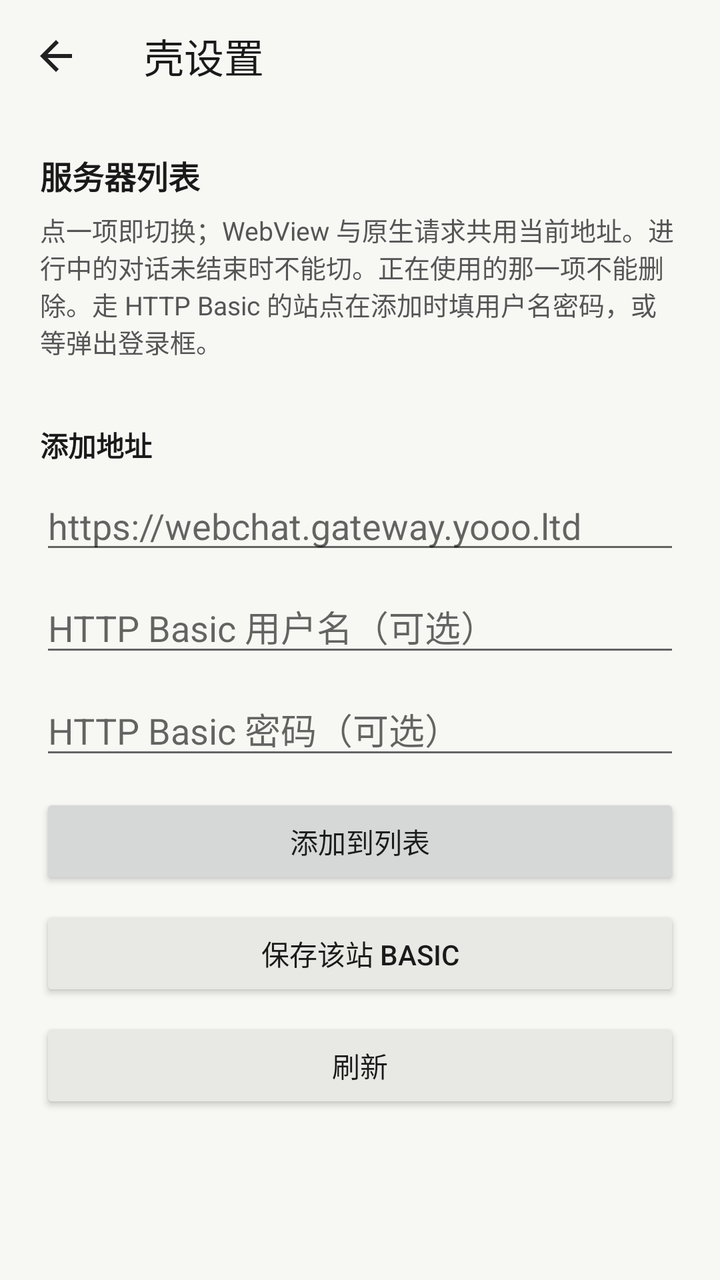
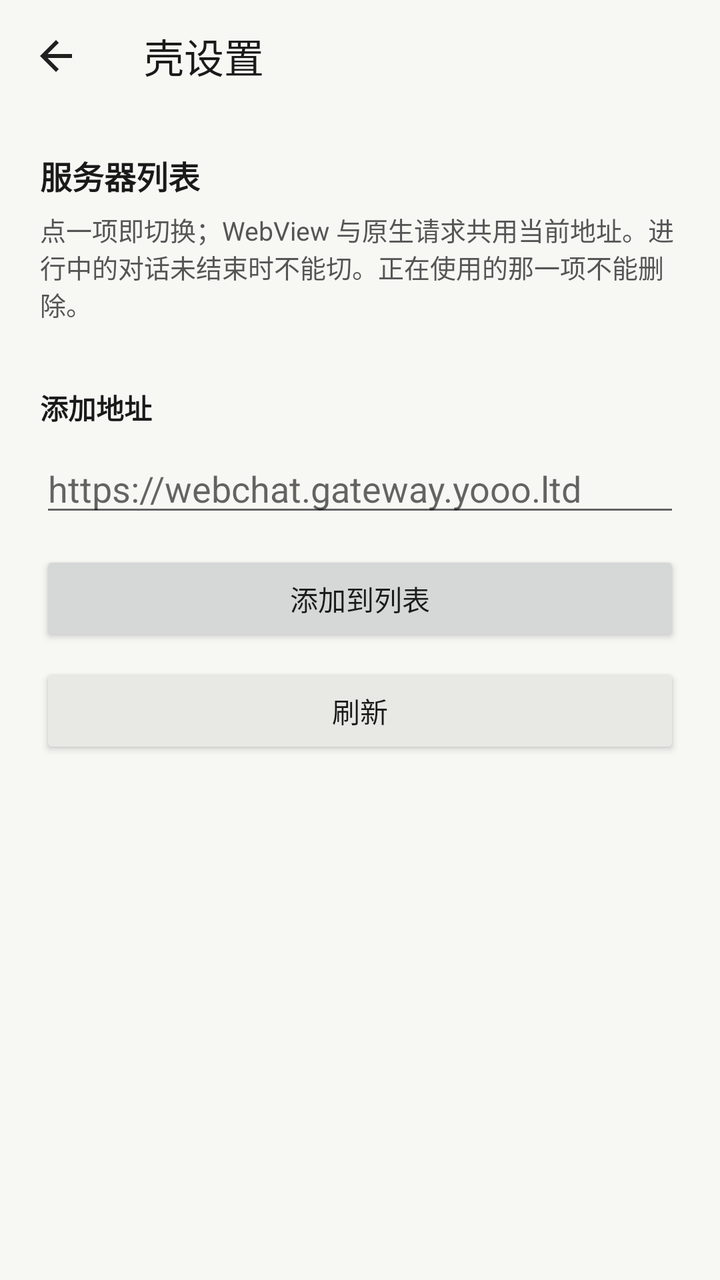

Screens rendered from an Android XML layout before and after an edit, with the pre-edit source and the edit as a unified diff.
<!-- AndroidManifest.xml: application theme Theme.CwcShell -->
<!-- res/layout/activity_settings.xml -->
<?xml version="1.0" encoding="utf-8"?>
<LinearLayout xmlns:android="http://schemas.android.com/apk/res/android"
    xmlns:app="http://schemas.android.com/apk/res-auto"
    android:id="@+id/settings_root"
    android:layout_width="match_parent"
    android:layout_height="match_parent"
    android:background="#f7f7f4"
    android:orientation="vertical">

    <androidx.appcompat.widget.Toolbar
        android:id="@+id/settings_toolbar"
        android:layout_width="match_parent"
        android:layout_height="?attr/actionBarSize"
        android:background="#f7f7f4"
        android:theme="@style/ThemeOverlay.AppCompat.ActionBar"
        app:navigationIcon="?attr/homeAsUpIndicator"
        app:title="@string/shell_settings"
        app:titleTextColor="#1a1a1a" />

    <ScrollView
        android:layout_width="match_parent"
        android:layout_height="match_parent"
        android:fillViewport="true">

        <LinearLayout
            android:layout_width="match_parent"
            android:layout_height="wrap_content"
            android:orientation="vertical"
            android:padding="20dp">

            <TextView
                android:layout_width="match_parent"
                android:layout_height="wrap_content"
                android:text="@string/origin_title"
                android:textColor="#1a1a1a"
                android:textSize="16sp"
                android:textStyle="bold" />

            <TextView
                android:layout_width="match_parent"
                android:layout_height="wrap_content"
                android:layout_marginTop="6dp"
                android:text="@string/origin_message"
                android:textColor="#555555"
                android:textSize="13sp" />

            <LinearLayout
                android:id="@+id/origin_list"
                android:layout_width="match_parent"
                android:layout_height="wrap_content"
                android:layout_marginTop="12dp"
                android:orientation="vertical" />

            <TextView
                android:layout_width="match_parent"
                android:layout_height="wrap_content"
                android:layout_marginTop="20dp"
                android:text="@string/origin_add_title"
                android:textColor="#1a1a1a"
                android:textSize="14sp"
                android:textStyle="bold" />

            <EditText
                android:id="@+id/origin_input"
                android:layout_width="match_parent"
                android:layout_height="wrap_content"
                android:layout_marginTop="8dp"
                android:hint="@string/origin_hint"
                android:inputType="textUri"
                android:singleLine="true" />

            <EditText
                android:id="@+id/origin_basic_user"
                android:layout_width="match_parent"
                android:layout_height="wrap_content"
                android:layout_marginTop="8dp"
                android:hint="@string/http_auth_user"
                android:inputType="text"
                android:singleLine="true" />

            <EditText
                android:id="@+id/origin_basic_pass"
                android:layout_width="match_parent"
                android:layout_height="wrap_content"
                android:layout_marginTop="8dp"
                android:hint="@string/http_auth_pass"
                android:inputType="textPassword"
                android:singleLine="true" />

            <Button
                android:id="@+id/origin_add"
                android:layout_width="match_parent"
                android:layout_height="wrap_content"
                android:layout_marginTop="12dp"
                android:text="@string/origin_add" />

            <Button
                android:id="@+id/http_auth_save"
                android:layout_width="match_parent"
                android:layout_height="wrap_content"
                android:layout_marginTop="8dp"
                android:backgroundTint="#e8e8e4"
                android:text="@string/http_auth_save"
                android:textColor="#1a1a1a" />

            <Button
                android:id="@+id/page_reload"
                android:layout_width="match_parent"
                android:layout_height="wrap_content"
                android:layout_marginTop="8dp"
                android:backgroundTint="#e8e8e4"
                android:text="@string/menu_reload"
                android:textColor="#1a1a1a" />
        </LinearLayout>
    </ScrollView>
</LinearLayout>
<!-- resources referenced by this layout -->
<resources>
  <string name="http_auth_pass">HTTP Basic 密码（可选）</string>
  <string name="http_auth_save">保存该站 Basic</string>
  <string name="http_auth_user">HTTP Basic 用户名（可选）</string>
  <string name="menu_reload">刷新</string>
  <string name="origin_add">添加到列表</string>
  <string name="origin_add_title">添加地址</string>
  <string name="origin_hint">https://webchat.gateway.yooo.ltd</string>
  <string name="origin_message">点一项即切换；WebView 与原生请求共用当前地址。进行中的对话未结束时不能切。正在使用的那一项不能删除。走 HTTP Basic 的站点在添加时填用户名密码，或等弹出登录框。</string>
  <string name="origin_title">服务器列表</string>
  <string name="shell_settings">壳设置</string>
  <style name="Theme.CwcShell" parent="Theme.AppCompat.DayNight.NoActionBar">
          <item name="colorPrimary">#f6f8fa</item>
          <item name="colorPrimaryDark">#f6f8fa</item>
          <item name="colorAccent">#0969da</item>
          <item name="android:statusBarColor">@android:color/transparent</item>
          <item name="android:navigationBarColor">@android:color/transparent</item>
          <item name="android:windowLightStatusBar">true</item>
      </style>
</resources>

<!-- the commit's change to res/layout/activity_settings.xml (unified diff, before → after) -->
@@ -69,39 +69,12 @@
                 android:inputType="textUri"
                 android:singleLine="true" />
 
-            <EditText
-                android:id="@+id/origin_basic_user"
-                android:layout_width="match_parent"
-                android:layout_height="wrap_content"
-                android:layout_marginTop="8dp"
-                android:hint="@string/http_auth_user"
-                android:inputType="text"
-                android:singleLine="true" />
-
-            <EditText
-                android:id="@+id/origin_basic_pass"
-                android:layout_width="match_parent"
-                android:layout_height="wrap_content"
-                android:layout_marginTop="8dp"
-                android:hint="@string/http_auth_pass"
-                android:inputType="textPassword"
-                android:singleLine="true" />
-
             <Button
                 android:id="@+id/origin_add"
                 android:layout_width="match_parent"
                 android:layout_height="wrap_content"
                 android:layout_marginTop="12dp"
                 android:text="@string/origin_add" />
-
-            <Button
-                android:id="@+id/http_auth_save"
-                android:layout_width="match_parent"
-                android:layout_height="wrap_content"
-                android:layout_marginTop="8dp"
-                android:backgroundTint="#e8e8e4"
-                android:text="@string/http_auth_save"
-                android:textColor="#1a1a1a" />
 
             <Button
                 android:id="@+id/page_reload"
<!-- resource entries referenced after the edit -->
@@ -1,13 +1,10 @@
 <!-- resources referenced by this layout -->
 <resources>
-  <string name="http_auth_pass">HTTP Basic 密码（可选）</string>
-  <string name="http_auth_save">保存该站 Basic</string>
-  <string name="http_auth_user">HTTP Basic 用户名（可选）</string>
   <string name="menu_reload">刷新</string>
   <string name="origin_add">添加到列表</string>
   <string name="origin_add_title">添加地址</string>
   <string name="origin_hint">https://webchat.gateway.yooo.ltd</string>
-  <string name="origin_message">点一项即切换；WebView 与原生请求共用当前地址。进行中的对话未结束时不能切。正在使用的那一项不能删除。走 HTTP Basic 的站点在添加时填用户名密码，或等弹出登录框。</string>
+  <string name="origin_message">点一项即切换；WebView 与原生请求共用当前地址。进行中的对话未结束时不能切。正在使用的那一项不能删除。</string>
   <string name="origin_title">服务器列表</string>
   <string name="shell_settings">壳设置</string>
   <style name="Theme.CwcShell" parent="Theme.AppCompat.DayNight.NoActionBar">
